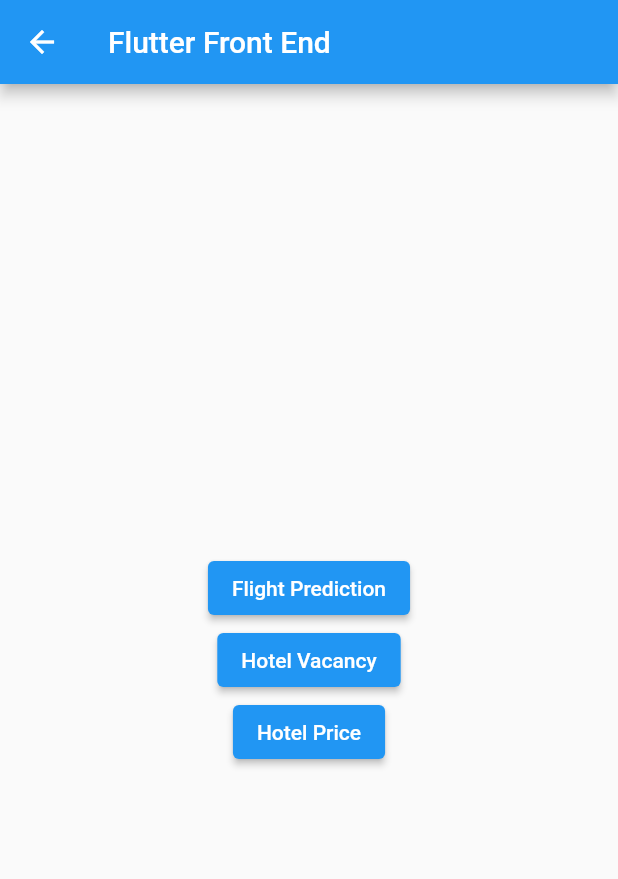
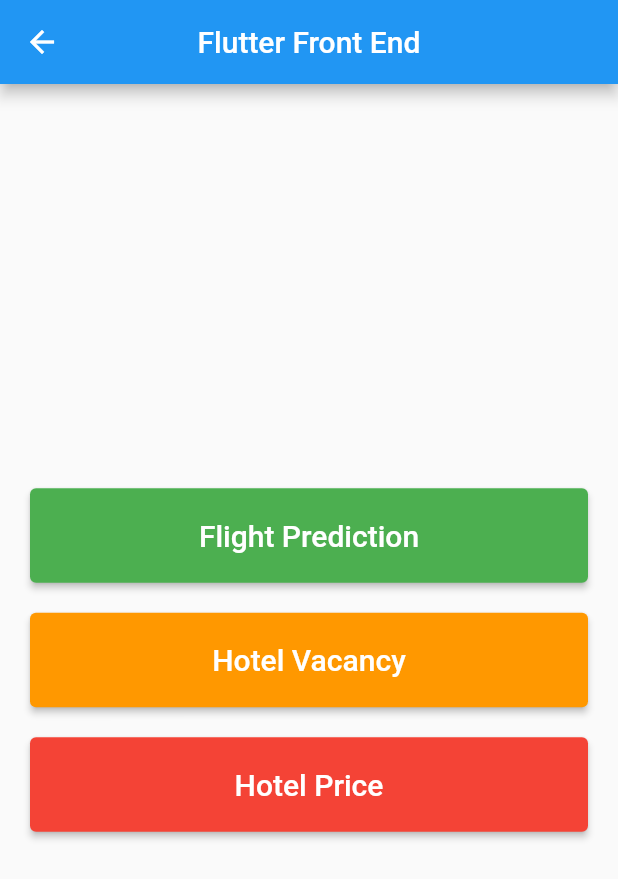
Before and after one commit to Devang-Mulye/Solo---The-AI-Travel-Planner, a Flutter app: the ModelSelection screen opened directly, on a phone screen of 412 x 824 dp. Shown: the top 879 px of the screen. Run offline on Flutter 3.47's test engine with Material 2 defaults, Android fonts, the phone set to English and light mode, and no system bars; our stand-ins replace flutter_form_builder, form_builder_validators.

Commit message:
Update model_selection.dart

```diff
--- a/solo/lib/model_selection.dart
+++ b/solo/lib/model_selection.dart
@@ -9,11 +9,14 @@ class ModelSelection extends StatelessWidget {
     return Scaffold(
       appBar: AppBar(
         title: Text('Flutter Front End'),
+        centerTitle: true,
+        backgroundColor: Colors.blue,
       ),
-      body: Center(
+      body: Container(
+        padding: EdgeInsets.symmetric(horizontal: 20, vertical: 40),
         child: Column(
           mainAxisAlignment: MainAxisAlignment.center,
-          crossAxisAlignment: CrossAxisAlignment.center,
+          crossAxisAlignment: CrossAxisAlignment.stretch,
           children: [
             ElevatedButton(
               onPressed: () {
@@ -24,8 +27,18 @@ class ModelSelection extends StatelessWidget {
                   ),
                 );
               },
-              child: Text('Flight Prediction'),
+              style: ButtonStyle(
+                backgroundColor: MaterialStateProperty.all(Colors.green),
+              ),
+              child: Padding(
+                padding: EdgeInsets.symmetric(vertical: 20),
+                child: Text(
+                  'Flight Prediction',
+                  style: TextStyle(fontSize: 20),
+                ),
+              ),
             ),
+            SizedBox(height: 20),
             ElevatedButton(
               onPressed: () {
                 Navigator.push(
@@ -35,8 +48,18 @@ class ModelSelection extends StatelessWidget {
                   ),
                 );
               },
-              child: Text('Hotel Vacancy'),
+              style: ButtonStyle(
+                backgroundColor: MaterialStateProperty.all(Colors.orange),
+              ),
+              child: Padding(
+                padding: EdgeInsets.symmetric(vertical: 20),
+                child: Text(
+                  'Hotel Vacancy',
+                  style: TextStyle(fontSize: 20),
+                ),
+              ),
             ),
+            SizedBox(height: 20),
             ElevatedButton(
               onPressed: () {
                 Navigator.push(
@@ -46,7 +69,16 @@ class ModelSelection extends StatelessWidget {
                   ),
                 );
               },
-              child: Text('Hotel Price'),
+              style: ButtonStyle(
+                backgroundColor: MaterialStateProperty.all(Colors.red),
+              ),
+              child: Padding(
+                padding: EdgeInsets.symmetric(vertical: 20),
+                child: Text(
+                  'Hotel Price',
+                  style: TextStyle(fontSize: 20),
+                ),
+              ),
             ),
           ],
         ),
@@ -54,3 +86,45 @@ class ModelSelection extends StatelessWidget {
     );
   }
 }
+
+class DummyPage extends StatelessWidget {
+  final String title;
+
+  DummyPage(this.title);
+
+  @override
+  Widget build(BuildContext context) {
+    return Scaffold(
+      appBar: AppBar(
+        title: Text(title),
+        centerTitle: true,
+        backgroundColor: Colors.blue,
+      ),
+      body: Container(
+        padding: EdgeInsets.symmetric(horizontal: 20, vertical: 40),
+        child: Center(
+          child: Text(
+            'This is a dummy page',
+            style: TextStyle(fontSize: 24),
+          ),
+        ),
+      ),
+    );
+  }
+}
+
+class MyApp extends StatelessWidget {
+  @override
+  Widget build(BuildContext context) {
+    return MaterialApp(
+      title: 'My App',
+      home: Center(
+        child: ModelSelection(),
+      ),
+    );
+  }
+}
+
+void main() {
+  runApp(MyApp());
+}
```
